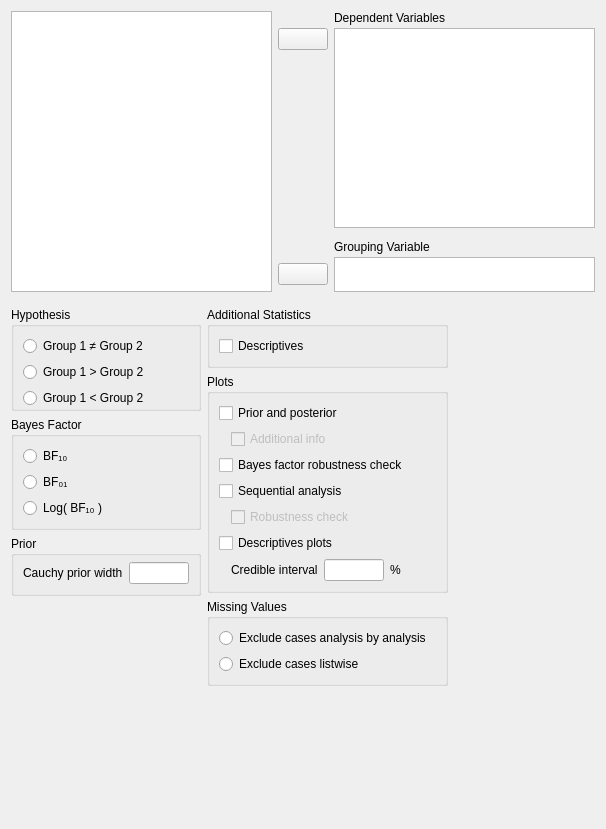
First picture: the form in JASP-Desktop/analysisforms/ttestbayesianindependentsamplesform.ui, repository jasp-stats/jasp-desktop, before the edit.
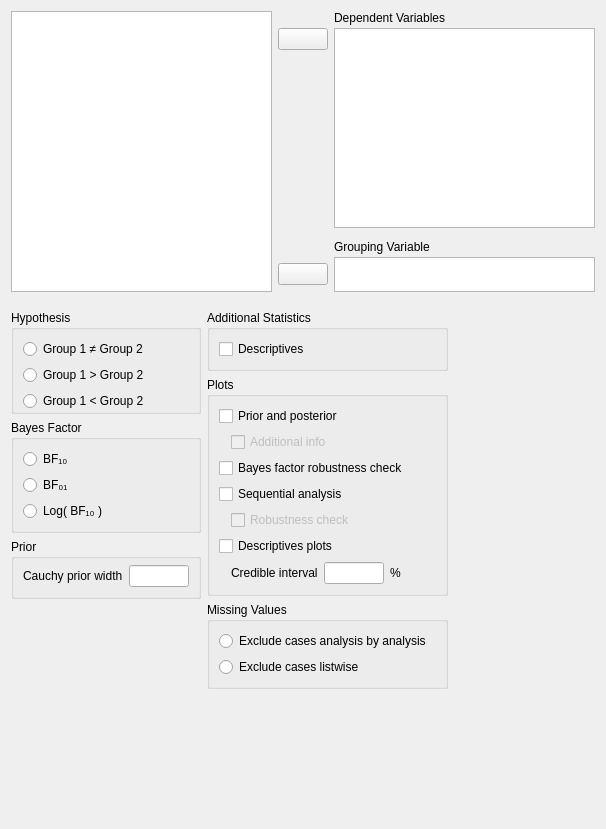
Second picture: the form after the edit. Custom widgets are drawn as their Qt base class.

```diff
--- a/JASP-Desktop/analysisforms/ttestbayesianindependentsamplesform.ui
+++ b/JASP-Desktop/analysisforms/ttestbayesianindependentsamplesform.ui
@@ -20,6 +20,9 @@
    <string>Form</string>
   </property>
   <layout class="QVBoxLayout" name="verticalLayout">
+   <property name="spacing">
+    <number>0</number>
+   </property>
    <item>
     <widget class="QWidget" name="topWidget" native="true">
      <property name="sizePolicy">
@@ -38,9 +41,6 @@
       <property name="rightMargin">
        <number>0</number>
       </property>
-      <property name="bottomMargin">
-       <number>0</number>
-      </property>
       <property name="verticalSpacing">
        <number>3</number>
       </property>
```
